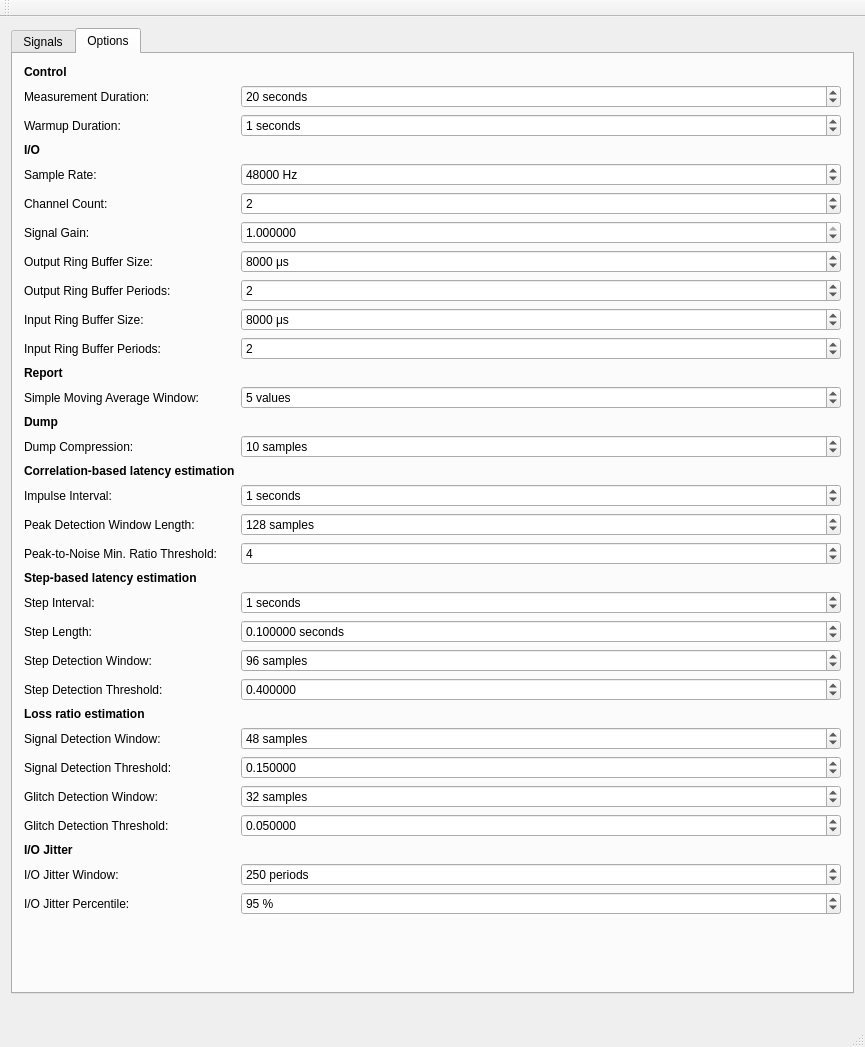
The window that src/gui/MainWindow.ui (gavv/signal-estimator) describes before a commit, drawn with Qt 5.
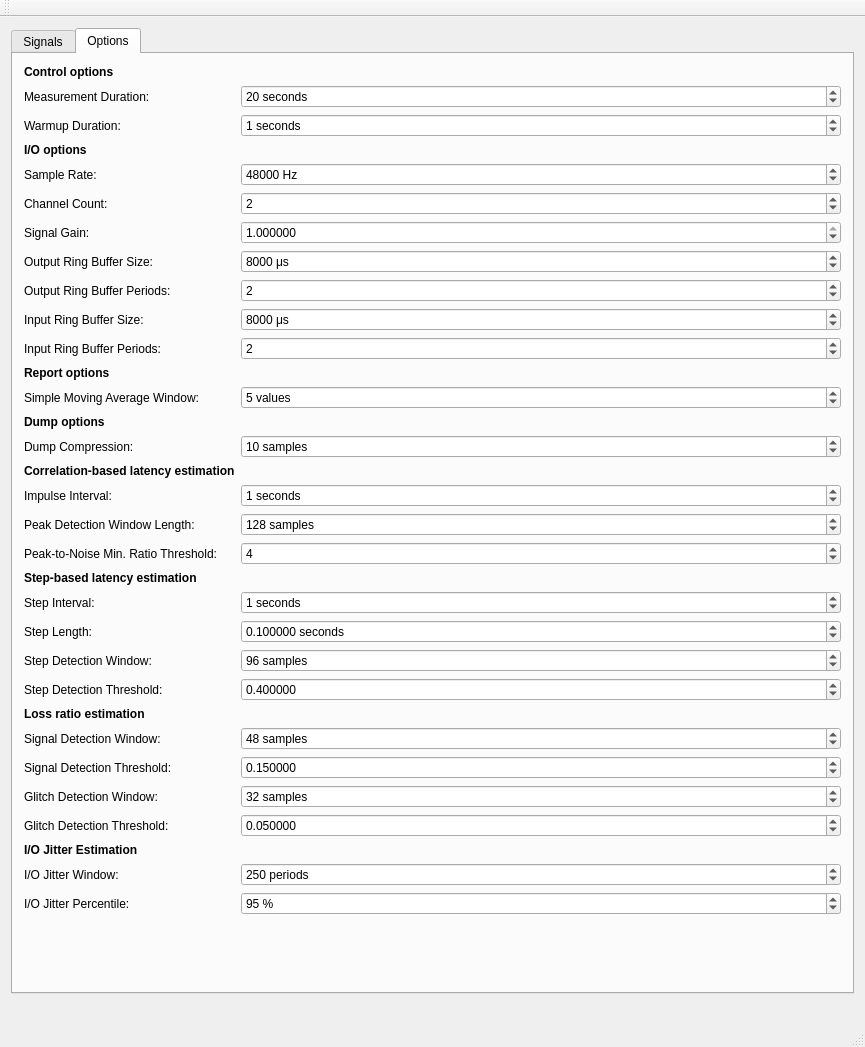
The same window after the commit. The open tabs and pages were chosen to show the change. Custom widgets are drawn as their Qt base class.

Commit message: Refine labels

Diff of the .ui file:
```diff
--- a/src/gui/MainWindow.ui
+++ b/src/gui/MainWindow.ui
@@ -374,7 +374,7 @@
            </font>
           </property>
           <property name="text">
-           <string>Control</string>
+           <string>Control options</string>
           </property>
          </widget>
         </item>
@@ -387,7 +387,7 @@
            </font>
           </property>
           <property name="text">
-           <string>I/O</string>
+           <string>I/O options</string>
           </property>
          </widget>
         </item>
@@ -519,7 +519,7 @@
            </font>
           </property>
           <property name="text">
-           <string>Report</string>
+           <string>Report options</string>
           </property>
          </widget>
         </item>
@@ -561,7 +561,7 @@
            </font>
           </property>
           <property name="text">
-           <string>Dump</string>
+           <string>Dump options</string>
           </property>
          </widget>
         </item>
@@ -1042,7 +1042,7 @@
            </font>
           </property>
           <property name="text">
-           <string>I/O Jitter</string>
+           <string>I/O Jitter Estimation</string>
           </property>
          </widget>
         </item>
```
